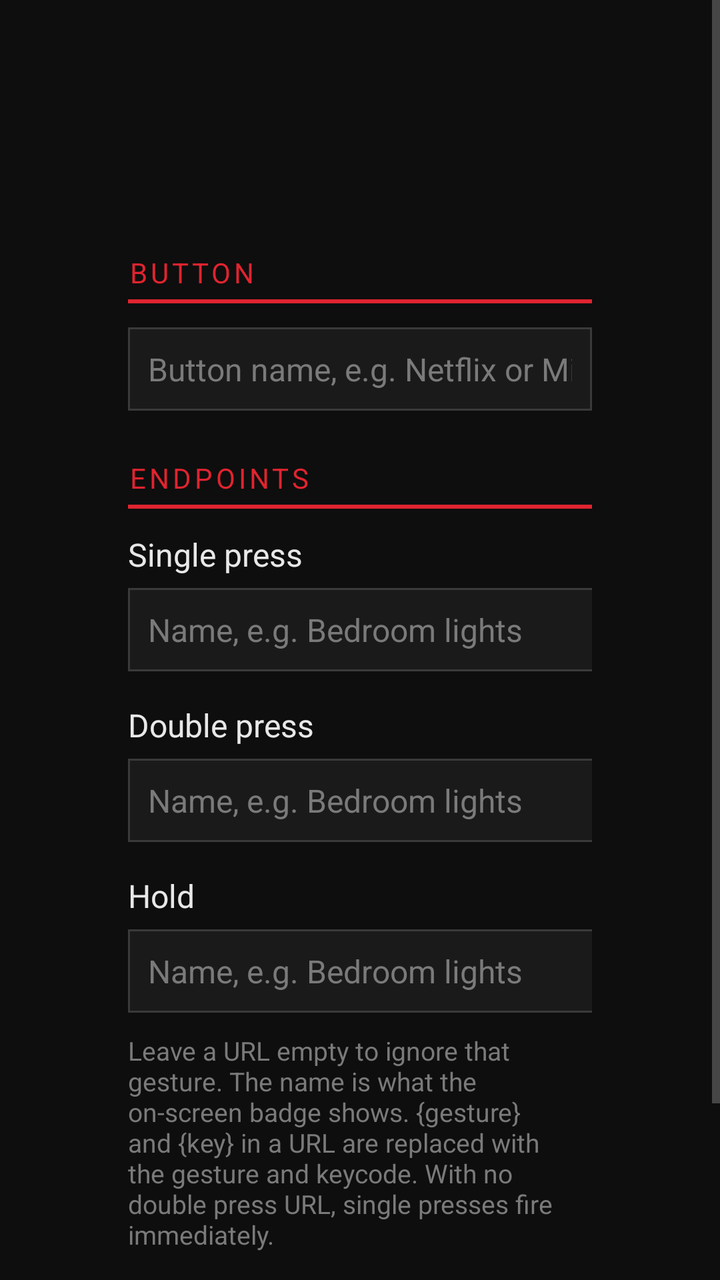
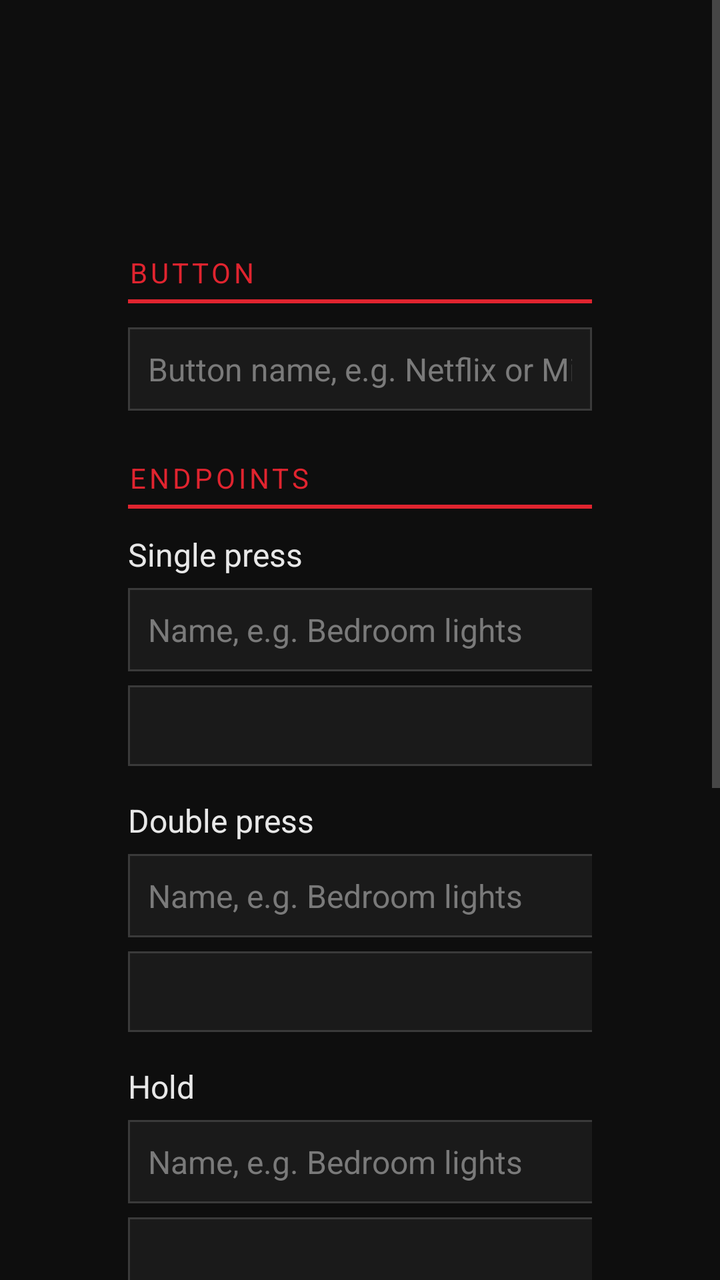

Screens rendered from an Android XML layout before and after an edit, with the pre-edit source and the edit as a unified diff.
<!-- AndroidManifest.xml: application theme Theme.ButtonHooks -->
<!-- res/layout/activity_hook.xml -->
<?xml version="1.0" encoding="utf-8"?>
<ScrollView xmlns:android="http://schemas.android.com/apk/res/android"
    android:layout_width="match_parent"
    android:layout_height="match_parent"
    android:background="@color/bg"
    android:fillViewport="true">

    <LinearLayout
        android:layout_width="match_parent"
        android:layout_height="wrap_content"
        android:orientation="vertical"
        android:paddingStart="64dp"
        android:paddingEnd="64dp"
        android:paddingTop="36dp"
        android:paddingBottom="48dp">

        <TextView
            android:id="@+id/hook_title"
            android:layout_width="wrap_content"
            android:layout_height="wrap_content"
            android:textColor="@color/text"
            android:textSize="30sp"
            android:textStyle="bold" />

        <TextView
            android:id="@+id/hook_key"
            android:layout_width="match_parent"
            android:layout_height="wrap_content"
            android:layout_marginTop="6dp"
            android:textColor="@color/mid"
            android:textSize="15sp" />

        
        <TextView style="@style/SectionHeader" android:text="@string/section_button" />

        <EditText
            android:id="@+id/hook_label"
            style="@style/Field"
            android:layout_width="match_parent"
            android:layout_marginTop="12dp"
            android:hint="@string/hook_label_hint"
            android:inputType="textCapWords" />

        
        <TextView style="@style/SectionHeader" android:text="@string/section_endpoints" />

        <LinearLayout
            android:id="@+id/block_single"
            android:layout_width="match_parent"
            android:layout_height="wrap_content"
            android:orientation="vertical">

            <TextView
                style="@style/Label"
                android:layout_marginTop="12dp"
                android:text="@string/label_single" />

            <LinearLayout
                android:layout_width="match_parent"
                android:layout_height="wrap_content"
                android:layout_marginTop="6dp"
                android:orientation="horizontal">

                <EditText
                    android:id="@+id/name_single"
                    style="@style/Field"
                    android:layout_width="260dp"
                    android:layout_marginEnd="12dp"
                    android:hint="@string/name_hint"
                    android:inputType="textCapSentences" />

                <EditText
                    android:id="@+id/url_single"
                    style="@style/Field"
                    android:layout_width="0dp"
                    android:layout_weight="1"
                    android:hint="@string/url_hint"
                    android:inputType="textUri" />

                <Button
                    android:id="@+id/test_single"
                    style="@style/FlatButton"
                    android:layout_marginStart="12dp"
                    android:text="@string/test" />
            </LinearLayout>
        </LinearLayout>

        <LinearLayout
            android:id="@+id/block_double"
            android:layout_width="match_parent"
            android:layout_height="wrap_content"
            android:orientation="vertical">

            <TextView
                style="@style/Label"
                android:layout_marginTop="16dp"
                android:text="@string/label_double" />

            <LinearLayout
                android:layout_width="match_parent"
                android:layout_height="wrap_content"
                android:layout_marginTop="6dp"
                android:orientation="horizontal">

                <EditText
                    android:id="@+id/name_double"
                    style="@style/Field"
                    android:layout_width="260dp"
                    android:layout_marginEnd="12dp"
                    android:hint="@string/name_hint"
                    android:inputType="textCapSentences" />

                <EditText
                    android:id="@+id/url_double"
                    style="@style/Field"
                    android:layout_width="0dp"
                    android:layout_weight="1"
                    android:hint="@string/url_hint"
                    android:inputType="textUri" />

                <Button
                    android:id="@+id/test_double"
                    style="@style/FlatButton"
                    android:layout_marginStart="12dp"
                    android:text="@string/test" />
            </LinearLayout>
        </LinearLayout>

        <LinearLayout
            android:id="@+id/block_hold"
            android:layout_width="match_parent"
            android:layout_height="wrap_content"
            android:orientation="vertical">

            <TextView
                style="@style/Label"
                android:layout_marginTop="16dp"
                android:text="@string/label_hold" />

            <LinearLayout
                android:layout_width="match_parent"
                android:layout_height="wrap_content"
                android:layout_marginTop="6dp"
                android:orientation="horizontal">

                <EditText
                    android:id="@+id/name_hold"
                    style="@style/Field"
                    android:layout_width="260dp"
                    android:layout_marginEnd="12dp"
                    android:hint="@string/name_hint"
                    android:inputType="textCapSentences" />

                <EditText
                    android:id="@+id/url_hold"
                    style="@style/Field"
                    android:layout_width="0dp"
                    android:layout_weight="1"
                    android:hint="@string/url_hint"
                    android:inputType="textUri" />

                <Button
                    android:id="@+id/test_hold"
                    style="@style/FlatButton"
                    android:layout_marginStart="12dp"
                    android:text="@string/test" />
            </LinearLayout>
        </LinearLayout>

        <TextView
            android:layout_width="match_parent"
            android:layout_height="wrap_content"
            android:layout_marginTop="10dp"
            android:text="@string/endpoint_help"
            android:textColor="@color/mid"
            android:textSize="13sp" />

        <LinearLayout
            android:layout_width="match_parent"
            android:layout_height="wrap_content"
            android:layout_marginTop="28dp"
            android:gravity="center_vertical"
            android:orientation="horizontal">

            <Button
                android:id="@+id/save"
                style="@style/FlatButton"
                android:text="@string/save" />

            <Button
                android:id="@+id/remove"
                style="@style/FlatButton"
                android:layout_marginStart="12dp"
                android:text="@string/remove_hook" />

            <TextView
                android:id="@+id/last_result"
                android:layout_width="0dp"
                android:layout_height="wrap_content"
                android:layout_marginStart="18dp"
                android:layout_weight="1"
                android:textColor="@color/mid"
                android:textSize="14sp" />
        </LinearLayout>
    </LinearLayout>
</ScrollView>
<!-- resources referenced by this layout -->
<resources>
  <color name="bg">#0E0E0E</color>
  <color name="mid">#7A7A7A</color>
  <color name="text">#E8E8E8</color>
  <string name="endpoint_help">Leave a URL empty to ignore that gesture. The name is what the on-screen badge shows. {gesture} and {key} in a URL are replaced with the gesture and keycode. With no double press URL, single presses fire immediately.</string>
  <string name="hook_label_hint">Button name, e.g. Netflix or Mic</string>
  <string name="label_double">Double press</string>
  <string name="label_hold">Hold</string>
  <string name="label_single">Single press</string>
  <string name="name_hint">Name, e.g. Bedroom lights</string>
  <string name="remove_hook">Remove button</string>
  <string name="save">Save</string>
  <string name="section_button">Button</string>
  <string name="section_endpoints">Endpoints</string>
  <string name="test">Test</string>
  <string name="url_hint">http://homeassistant.local:8123/api/webhook/…</string>
  <style name="Field">
          <item name="android:layout_height">wrap_content</item>
          <item name="android:background">@drawable/field</item>
          <item name="android:padding">10dp</item>
          <item name="android:textColor">@color/text</item>
          <item name="android:textColorHint">@color/mid</item>
          <item name="android:textSize">16sp</item>
          <item name="android:singleLine">true</item>
      </style>
  <style name="Label">
          <item name="android:layout_width">wrap_content</item>
          <item name="android:layout_height">wrap_content</item>
          <item name="android:textColor">@color/text</item>
          <item name="android:textSize">16sp</item>
      </style>
  <style name="SectionHeader">
          <item name="android:layout_width">match_parent</item>
          <item name="android:layout_height">wrap_content</item>
          <item name="android:layout_marginTop">24dp</item>
          <item name="android:paddingBottom">6dp</item>
          <item name="android:textColor">@color/accent</item>
          <item name="android:textSize">14sp</item>
          <item name="android:textAllCaps">true</item>
          <item name="android:letterSpacing">0.12</item>
          <item name="android:background">@drawable/underline</item>
      </style>
  <style name="Theme.ButtonHooks" parent="android:Theme.Material.NoActionBar">
          <item name="android:windowBackground">@color/bg</item>
          <item name="android:colorBackground">@color/bg</item>
          <item name="android:colorAccent">@color/accent</item>
          <item name="android:colorPrimary">@color/surface</item>
          <item name="android:textColorPrimary">@color/text</item>
          <item name="android:textColorSecondary">@color/mid</item>
          <item name="android:textColorHint">@color/mid</item>
      </style>
  <color name="accent">#E0242F</color>
  <!-- drawable underline (drawable) -->
  <?xml version="1.0" encoding="utf-8"?>
  <layer-list xmlns:android="http://schemas.android.com/apk/res/android">
      <item android:gravity="bottom" android:height="2dp">
          <shape android:shape="rectangle">
              <solid android:color="@color/accent" />
          </shape>
      </item>
  </layer-list>
  <color name="surface">#1A1A1A</color>
  <color name="line">#3A3A3A</color>
  <color name="accent_dim">#5A0E13</color>
  <!-- unchanged entries left out for length: 3 -->
</resources>

<!-- the commit's change to res/layout/activity_hook.xml (unified diff, before → after) -->
@@ -83,6 +83,27 @@
                     android:layout_marginStart="12dp"
                     android:text="@string/test" />
             </LinearLayout>
+
+            <LinearLayout
+                android:layout_width="match_parent"
+                android:layout_height="wrap_content"
+                android:layout_marginTop="6dp"
+                android:orientation="horizontal">
+
+                <Button
+                    android:id="@+id/method_single"
+                    style="@style/FlatButton"
+                    android:layout_width="260dp"
+                    android:layout_marginEnd="12dp" />
+
+                <EditText
+                    android:id="@+id/body_single"
+                    style="@style/Field"
+                    android:layout_width="0dp"
+                    android:layout_weight="1"
+                    android:hint="@string/body_hint"
+                    android:inputType="text" />
+            </LinearLayout>
         </LinearLayout>
 
         <LinearLayout
@@ -124,6 +145,27 @@
                     android:layout_marginStart="12dp"
                     android:text="@string/test" />
             </LinearLayout>
+
+            <LinearLayout
+                android:layout_width="match_parent"
+                android:layout_height="wrap_content"
+                android:layout_marginTop="6dp"
+                android:orientation="horizontal">
+
+                <Button
+                    android:id="@+id/method_double"
+                    style="@style/FlatButton"
+                    android:layout_width="260dp"
+                    android:layout_marginEnd="12dp" />
+
+                <EditText
+                    android:id="@+id/body_double"
+                    style="@style/Field"
+                    android:layout_width="0dp"
+                    android:layout_weight="1"
+                    android:hint="@string/body_hint"
+                    android:inputType="text" />
+            </LinearLayout>
         </LinearLayout>
 
         <LinearLayout
@@ -165,7 +207,44 @@
                     android:layout_marginStart="12dp"
                     android:text="@string/test" />
             </LinearLayout>
-        </LinearLayout>
+
+            <LinearLayout
+                android:layout_width="match_parent"
+                android:layout_height="wrap_content"
+                android:layout_marginTop="6dp"
+                android:orientation="horizontal">
+
+                <Button
+                    android:id="@+id/method_hold"
+                    style="@style/FlatButton"
+                    android:layout_width="260dp"
+                    android:layout_marginEnd="12dp" />
+
+                <EditText
+                    android:id="@+id/body_hold"
+                    style="@style/Field"
+                    android:layout_width="0dp"
+                    android:layout_weight="1"
+                    android:hint="@string/body_hint"
+                    android:inputType="text" />
+            </LinearLayout>
+        </LinearLayout>
+
+        <TextView
+            style="@style/Label"
+            android:layout_marginTop="16dp"
+            android:text="@string/label_headers" />
+
+        <EditText
+            android:id="@+id/headers"
+            style="@style/Field"
+            android:layout_width="match_parent"
+            android:layout_marginTop="6dp"
+            android:gravity="top"
+            android:hint="@string/headers_hint"
+            android:inputType="textMultiLine|textNoSuggestions"
+            android:minLines="2"
+            android:singleLine="false" />
 
         <TextView
             android:layout_width="match_parent"
<!-- resource entries referenced after the edit -->
@@ -3,9 +3,12 @@
   <color name="bg">#0E0E0E</color>
   <color name="mid">#7A7A7A</color>
   <color name="text">#E8E8E8</color>
-  <string name="endpoint_help">Leave a URL empty to ignore that gesture. The name is what the on-screen badge shows. {gesture} and {key} in a URL are replaced with the gesture and keycode. With no double press URL, single presses fire immediately.</string>
+  <string name="body_hint">Body for POST/PUT, e.g. {\"entity_id\": \"light.den\"}</string>
+  <string name="endpoint_help">Leave a URL empty to ignore that gesture. The name is what the on-screen badge shows. {gesture} and {key} in a URL or body are replaced with the gesture and keycode. A body starting with { or [ is sent as JSON unless a Content-Type header says otherwise. With no double press URL, single presses fire immediately.</string>
+  <string name="headers_hint">Authorization: Bearer your-long-lived-token</string>
   <string name="hook_label_hint">Button name, e.g. Netflix or Mic</string>
   <string name="label_double">Double press</string>
+  <string name="label_headers">Headers (every gesture of this button, one per line)</string>
   <string name="label_hold">Hold</string>
   <string name="label_single">Single press</string>
   <string name="name_hint">Name, e.g. Bedroom lights</string>
